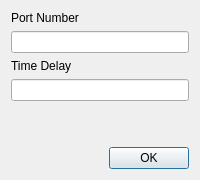
This is PaintBot 2 - Inverse Kinematics/dialog.ui in MoffMade/CSCE462-PainterBot as Qt 5 draws it before an edit. The edited form follows.
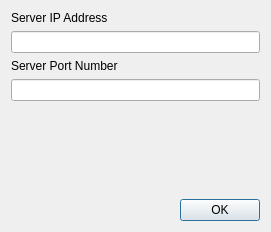
This is the edited form.

Commit message: renamed dialog options to reflect that its configuring the client side

The edit to the form file:
```diff
--- a/PaintBot 2 - Inverse Kinematics/dialog.ui
+++ b/PaintBot 2 - Inverse Kinematics/dialog.ui
@@ -2,6 +2,14 @@
 <ui version="4.0">
  <class>Dialog</class>
  <widget class="QDialog" name="Dialog">
+  <property name="geometry">
+   <rect>
+    <x>0</x>
+    <y>0</y>
+    <width>271</width>
+    <height>232</height>
+   </rect>
+  </property>
   <property name="windowTitle">
    <string>Server Configuration</string>
   </property>
@@ -34,7 +42,7 @@
      <item row="0" column="0">
       <widget class="QLabel" name="label">
        <property name="text">
-        <string>Port Number</string>
+        <string>Server IP Address</string>
        </property>
       </widget>
      </item>
@@ -54,7 +62,7 @@
      <item row="2" column="0">
       <widget class="QLabel" name="label_2">
        <property name="text">
-        <string>Time Delay</string>
+        <string>Server Port Number</string>
        </property>
       </widget>
      </item>
```
Left out of the diff: 2 changed lines with no effect on the pictures. The commit also changes 1 other file.
